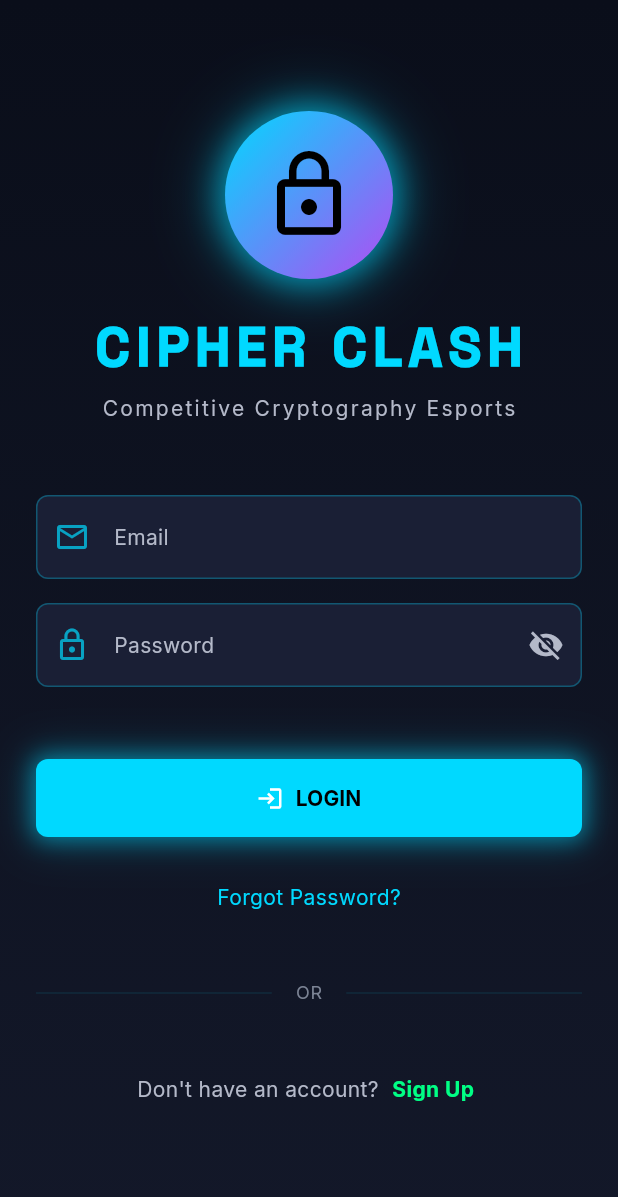
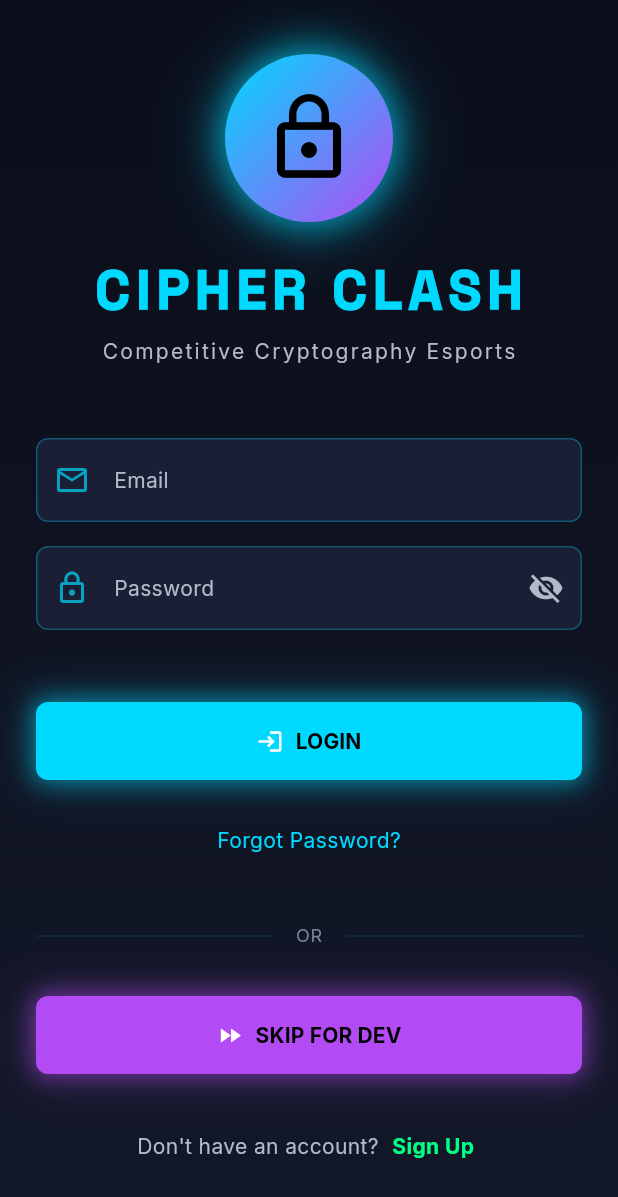
Before and after one commit to swarit-1/cipher-clash, a Flutter app: the screen it shows after launch, on a phone screen of 412 x 824 dp. Shown: the top 1197 px of the screen. Run offline on Flutter 3.47's test engine with Material 3 defaults, Android fonts, the phone set to English and light mode, and no system bars; drawn by our look-alikes of flutter_animate; our stand-ins replace confetti, flutter_riverpod, google_fonts, shimmer; accounts and stored records are empty.

Commit message:
Add dev skip button to bypass login for development
- Added "SKIP FOR DEV" button on login screen for quick testing
- Bypasses authentication and goes directly to main menu
- Uses secondary CyberpunkButton variant with fast_forward icon
- Helps developers test without needing backend connection

Note: This should be removed or conditionally hidden in production builds.

🤖 Generated with [Claude Code](https://claude.com/claude-code)

Co-Authored-By: Claude <noreply@anthropic.com>

```diff
--- a/apps/client/lib/src/features/auth/login_screen.dart
+++ b/apps/client/lib/src/features/auth/login_screen.dart
@@ -67,6 +67,11 @@ class _LoginScreenState extends State<LoginScreen> {
     }
   }
 
+  void _skipForDev() {
+    HapticFeedback.heavyImpact();
+    Navigator.pushReplacementNamed(context, '/menu');
+  }
+
   @override
   Widget build(BuildContext context) {
     return Scaffold(
@@ -110,6 +115,11 @@ class _LoginScreenState extends State<LoginScreen> {
                   _buildDivider(),
 
                   const SizedBox(height: AppTheme.spacing4),
+
+                  // Dev Skip Button
+                  _buildDevSkipButton(),
+
+                  const SizedBox(height: AppTheme.spacing3),
 
                   // Register Link
                   _buildRegisterLink(),
@@ -321,6 +331,20 @@ class _LoginScreenState extends State<LoginScreen> {
     ).animate().fadeIn(delay: 1000.ms);
   }
 
+  Widget _buildDevSkipButton() {
+    return Container(
+      constraints: const BoxConstraints(maxWidth: 400),
+      child: CyberpunkButton(
+        label: 'SKIP FOR DEV',
+        onPressed: _isLoading ? null : _skipForDev,
+        variant: CyberpunkButtonVariant.secondary,
+        icon: Icons.fast_forward,
+        fullWidth: true,
+        padding: const EdgeInsets.symmetric(vertical: AppTheme.spacing2),
+      ),
+    ).animate().fadeIn(delay: 1050.ms).slideY(begin: 0.2, end: 0);
+  }
+
   Widget _buildRegisterLink() {
     return Row(
       mainAxisAlignment: MainAxisAlignment.center,
```
